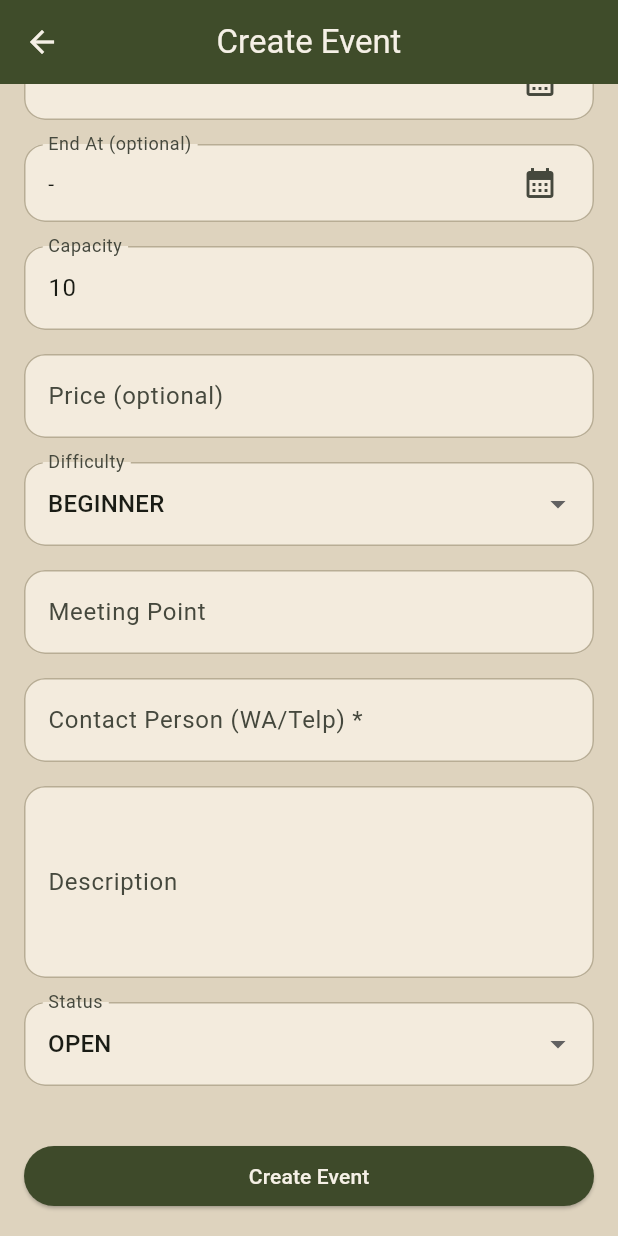
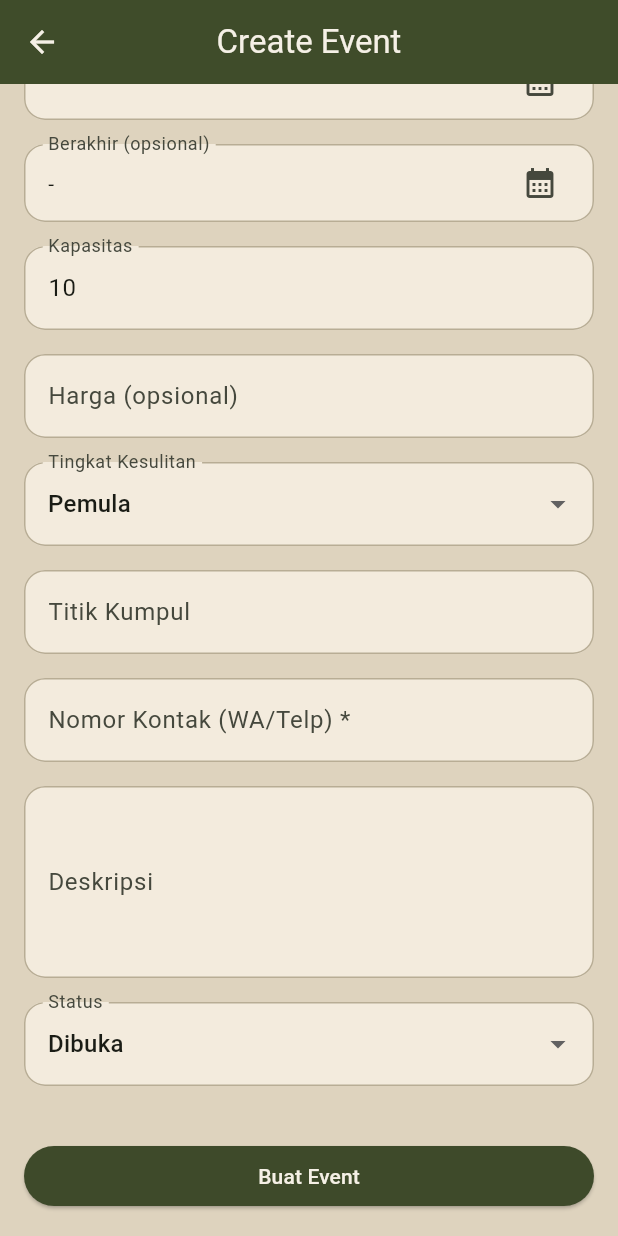
Before and after one commit to pbp-kelompok-c09/MountTrack_mobile, a Flutter app: the CommunityEventCreatePage screen opened directly, scrolled down 188 dp, on a phone screen of 412 x 824 dp. Run offline on Flutter 3.47's test engine with Material 3 defaults, Android fonts, the phone set to English and light mode, and no system bars; missing offline and left inert: pbp_django_auth; accounts and stored records are empty.

Commit message:
komunitas terbaru

```diff
--- a/lib/community/screens/event_create.dart
+++ b/lib/community/screens/event_create.dart
@@ -22,8 +22,8 @@ class _CommunityEventCreatePageState extends State<CommunityEventCreatePage> {
   DateTime? startAt;
   DateTime? endAt;
 
-  String difficulty = "BEGINNER";
-  String status = "OPEN"; // create: hanya DRAFT / OPEN
+  String difficulty = "Pemula";
+  String status = "Dibuka"; // create: hanya DRAFT / OPEN
   int organizerId = 1; // dummy lokal
 
   @override
@@ -110,7 +110,7 @@ class _CommunityEventCreatePageState extends State<CommunityEventCreatePage> {
               inputField("Nama Gunung", mountainC),
 
               _dateTile(
-                label: "Start At *",
+                label: "Mulai",
                 value: startAt,
                 onPick: () async {
                   final dt = await _pickDateTime(initial: startAt);
@@ -118,7 +118,7 @@ class _CommunityEventCreatePageState extends State<CommunityEventCreatePage> {
                 },
               ),
               _dateTile(
-                label: "End At (optional)",
+                label: "Berakhir (opsional)",
                 value: endAt,
                 onPick: () async {
                   final dt = await _pickDateTime(initial: endAt ?? startAt);
@@ -127,24 +127,24 @@ class _CommunityEventCreatePageState extends State<CommunityEventCreatePage> {
                 onClear: endAt == null ? null : () => setState(() => endAt = null),
               ),
 
-              inputField("Capacity", capacityC, type: TextInputType.number),
-              inputField("Price (optional)", priceC, type: TextInputType.number),
+              inputField("Kapasitas", capacityC, type: TextInputType.number),
+              inputField("Harga (opsional)", priceC, type: TextInputType.number),
 
               dropdownField(
-                label: "Difficulty",
+                label: "Tingkat Kesulitan",
                 value: difficulty,
-                items: const ["BEGINNER", "INTERMEDIATE", "ADVANCED"],
+                items: const ["Pemula", "Menengah", "Berpengalaman"],
                 onChanged: (v) => setState(() => difficulty = v!),
               ),
 
-              inputField("Meeting Point", meetingPointC),
-              inputField("Contact Person (WA/Telp) *", contactC),
-              textAreaField("Description", descriptionC),
+              inputField("Titik Kumpul", meetingPointC),
+              inputField("Nomor Kontak (WA/Telp) *", contactC),
+              textAreaField("Deskripsi", descriptionC),
 
               dropdownField(
                 label: "Status",
                 value: status,
-                items: const ["DRAFT", "OPEN"],
+                items: const ["Dibuka", "Draf"],
                 onChanged: (v) => setState(() => status = v!),
               ),
 
@@ -153,7 +153,7 @@ class _CommunityEventCreatePageState extends State<CommunityEventCreatePage> {
                 width: double.infinity,
                 child: ElevatedButton(
                   onPressed: _submit,
-                  child: const Text("Create Event"),
+                  child: const Text("Buat Event"),
                 ),
               ),
             ],
```
